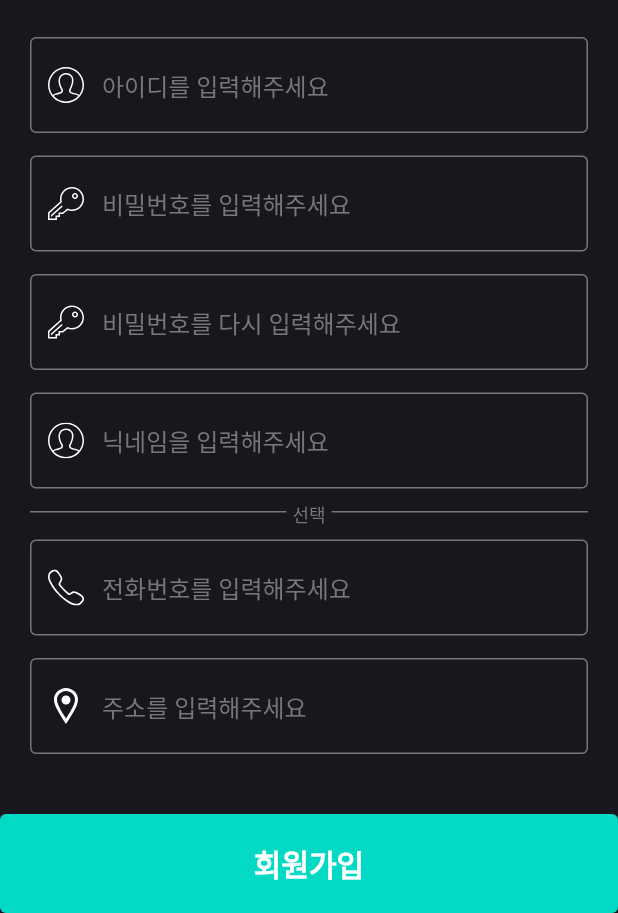
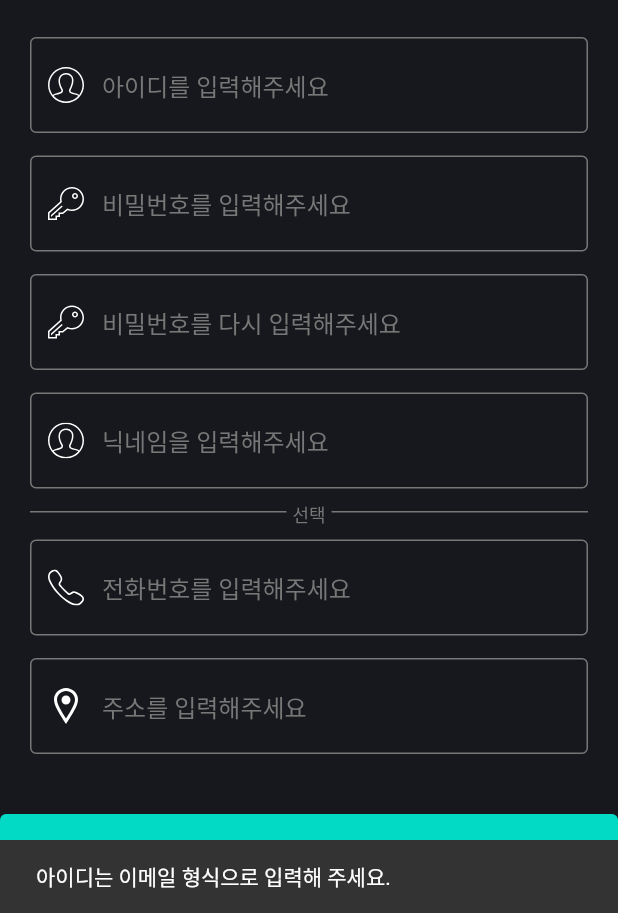
Before and after one commit to kmj94102/lolketing_flutter, a Flutter app: the JoinScreen screen opened directly, after a tap on "회원가입", on a phone screen of 412 x 824 dp, the part 323-1236 px from its top. Run offline on Flutter 3.47's test engine with Material 2 defaults, Android fonts, the phone set to English and light mode, and no system bars; our stand-ins replace flutter_dotenv, flutter_svg, sqflite; accounts and stored records are empty.

Commit message:
- 로그인 화면 스크롤 추가 - 스넥바 메시지 출력 추가

```diff
--- a/lib/network/auth_service.dart
+++ b/lib/network/auth_service.dart
@@ -21,7 +21,7 @@ class AuthService {
     if(response.statusCode == 200) {
       return LoginResult.fromJson(jsonDecode(utf8.decode(response.bodyBytes)));
     } else {
-      return throw('login fail \n ${jsonDecode(utf8.decode(response.bodyBytes))['detail']}');
+      return throw(jsonDecode(utf8.decode(response.bodyBytes))['detail']);
     }
   }
 
--- a/lib/ui/auth/join.dart
+++ b/lib/ui/auth/join.dart
@@ -187,9 +187,10 @@ class _JoinScreenState extends State<JoinScreen> {
   void join(context) async {
     try{
       await AuthService().join(joinInfo);
+      showSnackBar(context, '회원 가입 완료');
       Navigator.pop(context);
     } catch(e) {
-      print(e.toString());
+      showSnackBar(context, e.toString());
     }
   }
 }
--- a/lib/ui/auth/login.dart
+++ b/lib/ui/auth/login.dart
@@ -21,14 +21,19 @@ class _LoginScreenState extends State<LoginScreen> {
   var info = LoginInfo();
 
   void login() async {
+    try {
       var result = await AuthService().emailLogin(info);
       databaseClient.insertLoginInfo(result);
+    } catch(e) {
+      showSnackBar(context, e.toString());
+    }
   }
 
   @override
   Widget build(BuildContext context) {
     return Scaffold(
       body: Center(
+        child: SingleChildScrollView(
           child: Container(
             width: MediaQuery.of(context).size.width,
             height: MediaQuery.of(context).size.height,
@@ -176,6 +181,7 @@ class _LoginScreenState extends State<LoginScreen> {
             ),
           ),
         ),
+      ),
     );
   }
 }
--- a/lib/util/common.dart
+++ b/lib/util/common.dart
@@ -1,2 +1,14 @@
+import 'package:flutter/cupertino.dart';
+import 'package:flutter/material.dart';
+
 const String imagesAddress = 'assets/images';
 const String baseUrl = 'https://port-0-mj-api-e9btb72blgnd5rgr.sel3.cloudtype.app';
+
+void showSnackBar(BuildContext context, String message) {
+  final snackBar = SnackBar(
+    content: Text(message),
+    duration: const Duration(seconds: 3), // 메시지가 표시되는 시간
+  );
+
+  ScaffoldMessenger.of(context).showSnackBar(snackBar);
+}
```
Lines whose indentation alone changed are shown as unchanged.
